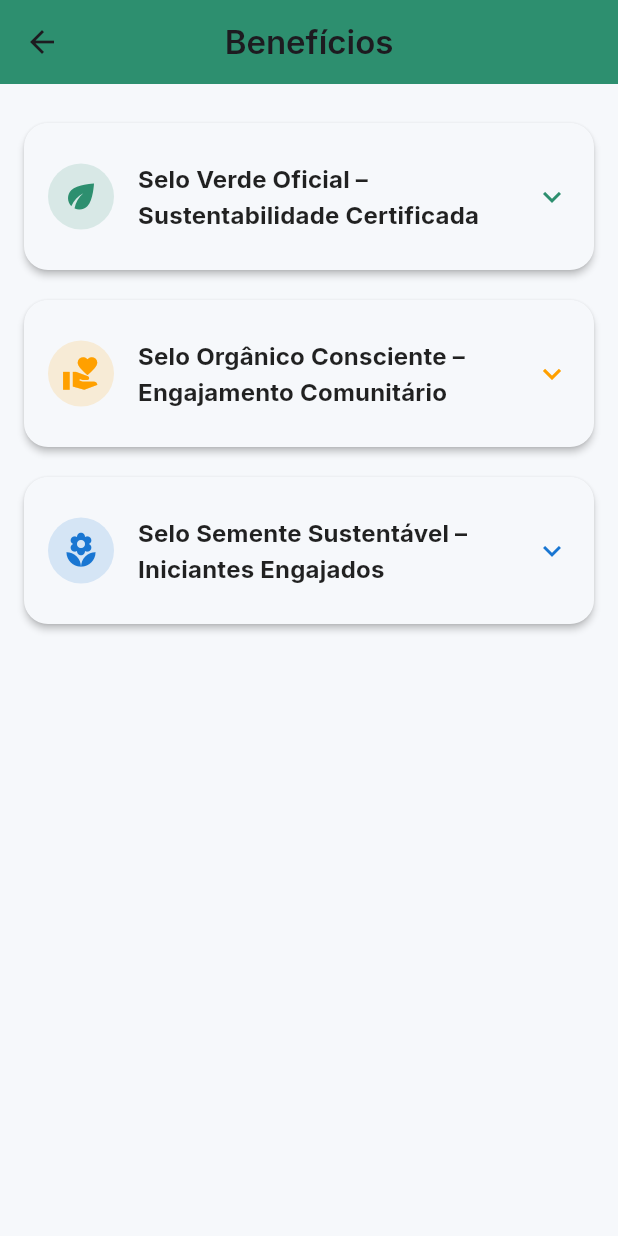
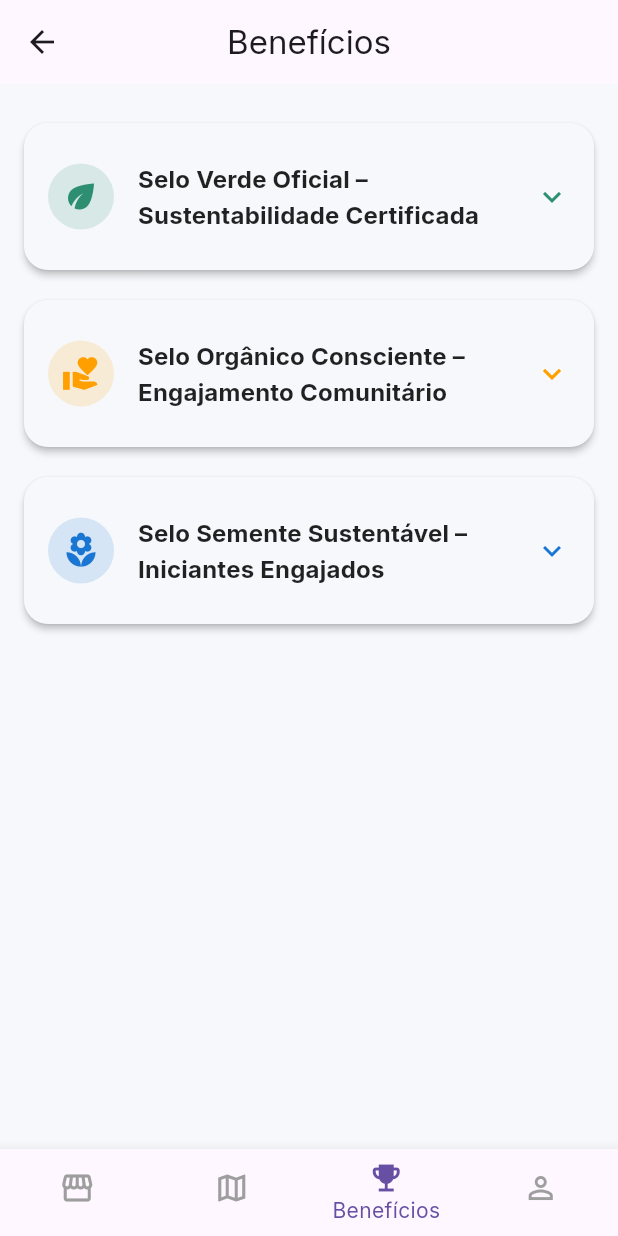
Before and after one commit to HugoValuar03/Hackathon_hackagua, a Flutter app: the BeneficiosScreen screen opened by its route, on a phone screen of 412 x 824 dp. Run offline on Flutter 3.47's test engine with Material 3 defaults, Android fonts, the phone set to English and light mode, and no system bars; our stand-ins replace flutter_svg, geolocator, google_fonts, shared_preferences, sqflite; accounts and stored records are empty.

Commit message:
Configura navigation_bottom_bar

```diff
--- a/lib/main.dart
+++ b/lib/main.dart
@@ -11,6 +11,7 @@ import 'screens/cadastro_screen.dart';
 import 'screens/login_screen.dart';
 import 'screens/onboarding_screen.dart';
 import 'screens/splash_screen.dart';
+import 'screens/perfil_screen.dart';
 
 
 void main() {
@@ -37,6 +38,7 @@ class BioCycleApp extends StatelessWidget {
         '/cadastro': (context) => const CadastroScreen(),
         '/beneficios': (context) => const BeneficiosScreen(),
         '/marketplace': (context) => const MarketplaceScreen(),
+        '/perfil': (context) => const PerfilScreen(),
       },
     );
   }
--- a/lib/screens/beneficios_screen.dart
+++ b/lib/screens/beneficios_screen.dart
@@ -1,5 +1,7 @@
 import 'package:flutter/material.dart';
 import 'package:google_fonts/google_fonts.dart';
+
+import '../widgets/scaffold_with_nav.dart';
 
 class BeneficiosScreen extends StatelessWidget {
   const BeneficiosScreen({super.key});
@@ -44,77 +46,81 @@ class BeneficiosScreen extends StatelessWidget {
             ),
             children: [
               Padding(
-                padding:
-                const EdgeInsets.symmetric(horizontal: 20, vertical: 10),
+                padding: const EdgeInsets.symmetric(
+                  horizontal: 20,
+                  vertical: 10,
+                ),
                 child: Column(
                   crossAxisAlignment: CrossAxisAlignment.start,
                   children: [
                     const SizedBox(height: 6),
-                    Text("Público-alvo:",
+                    Text(
+                      "Público-alvo:",
                       style: textTheme.titleSmall!.copyWith(
-                            fontWeight: FontWeight.bold, color: primaryColor)),
+                        fontWeight: FontWeight.bold,
+                        color: primaryColor,
+                      ),
+                    ),
                     const SizedBox(height: 4),
-                    Text(publico.join(", "),
-                        style: textTheme.bodyMedium!.copyWith(height: 1.4)),
+                    Text(
+                      publico.join(", "),
+                      style: textTheme.bodyMedium!.copyWith(height: 1.4),
+                    ),
                     const SizedBox(height: 12),
-                    Text("Requisitos:",
+                    Text(
+                      "Requisitos:",
                       style: textTheme.titleSmall!.copyWith(
-                            fontWeight: FontWeight.bold, color: primaryColor)),
+                        fontWeight: FontWeight.bold,
+                        color: primaryColor,
+                      ),
+                    ),
                     const SizedBox(height: 4),
-                    ...requisitos
-                        .map((r) => Padding(
-                      padding:
-                      const EdgeInsets.only(bottom: 4, right: 8),
+                    ...requisitos.map(
+                      (r) => Padding(
+                        padding: const EdgeInsets.only(bottom: 4, right: 8),
                         child: Row(
                           crossAxisAlignment: CrossAxisAlignment.start,
                           children: [
-                          Text("• ",
-                              style: TextStyle(color: primaryColor)),
+                            Text("• ", style: TextStyle(color: primaryColor)),
                             Expanded(child: Text(r)),
                           ],
                         ),
-                    ))
-                        .toList(),
+                      ),
+                    ),
                     const SizedBox(height: 12),
-                    Text("Benefícios:",
+                    Text(
+                      "Benefícios:",
                       style: textTheme.titleSmall!.copyWith(
-                            fontWeight: FontWeight.bold, color: primaryColor)),
+                        fontWeight: FontWeight.bold,
+                        color: primaryColor,
+                      ),
+                    ),
                     const SizedBox(height: 4),
-                    ...beneficios
-                        .map((b) => Padding(
-                      padding:
-                      const EdgeInsets.only(bottom: 4, right: 8),
+                    ...beneficios.map(
+                      (b) => Padding(
+                        padding: const EdgeInsets.only(bottom: 4, right: 8),
                         child: Row(
                           crossAxisAlignment: CrossAxisAlignment.start,
                           children: [
-                          Text("• ",
-                              style: TextStyle(color: primaryColor)),
+                            Text("• ", style: TextStyle(color: primaryColor)),
                             Expanded(child: Text(b)),
                           ],
                         ),
-                    ))
-                        .toList(),
+                      ),
+                    ),
                     const SizedBox(height: 16),
                   ],
                 ),
-              )
+              ),
             ],
           ),
         ),
       );
     }
 
-    return Scaffold(
-      backgroundColor: backgroundColor,
-      appBar: AppBar(
-        elevation: 0,
-        backgroundColor: primaryColor,
-        title: const Text(
-          'Benefícios',
-          style: TextStyle(fontWeight: FontWeight.w600, fontSize: 22),
-        ),
-        centerTitle: true,
-      ),
+    return ScaffoldWithNav(
+      title: 'Benefícios',
+      currentIndex: 2,
       body: SingleChildScrollView(
         padding: const EdgeInsets.all(16),
         child: Column(
@@ -127,7 +133,7 @@ class BeneficiosScreen extends StatelessWidget {
                 "Empresas",
                 "escolas",
                 "restaurantes",
-                "produtores de fertilizantes"
+                "produtores de fertilizantes",
               ],
               requisitos: [
                 "Doar ou processar mínimo de 500 kg de resíduos orgânicos por mês",
@@ -152,7 +158,7 @@ class BeneficiosScreen extends StatelessWidget {
                 "Escolas",
                 "pequenos negócios",
                 "produtores locais",
-                "pessoas físicas engajadas"
+                "pessoas físicas engajadas",
               ],
               requisitos: [
                 "Doar mínimo de 100 kg de resíduos orgânicos por mês",
@@ -175,7 +181,7 @@ class BeneficiosScreen extends StatelessWidget {
                 "Pessoas físicas",
                 "famílias",
                 "estudantes",
-                "pequenos doadores"
+                "pequenos doadores",
               ],
               requisitos: [
                 "Doar mínimo de 20 kg de resíduos orgânicos por mês",
--- /dev/null
+++ b/lib/widgets/app_bottom_nav.dart
@@ -0,0 +1,60 @@
+import 'package:flutter/material.dart';
+
+class AppBottomNav extends StatelessWidget {
+  const AppBottomNav({
+    super.key,
+    required this.currentIndex,
+    this.enabled = true,
+  });
+
+  final int currentIndex;
+  final bool enabled;
+
+  /// Rotas em ordem do índice da barra.
+  static const routes = <String>[
+    '/marketplace',
+    '/mapa',
+    '/beneficios',
+    '/perfil',
+  ];
+
+  @override
+  Widget build(BuildContext context) {
+    return BottomNavigationBar(
+      currentIndex: currentIndex,
+      type: BottomNavigationBarType.fixed,
+      selectedItemColor: Theme.of(context).colorScheme.primary,
+      unselectedItemColor: Colors.grey,
+      showUnselectedLabels: false,
+      onTap: enabled
+          ? (i) {
+        if (i == currentIndex) return;
+        // Troca de aba sem empilhar telas
+        Navigator.pushReplacementNamed(context, routes[i]);
+      }
+          : null,
+      items: const [
+        BottomNavigationBarItem(
+          icon: Icon(Icons.storefront_outlined),
+          activeIcon: Icon(Icons.storefront),
+          label: 'Market',
+        ),
+        BottomNavigationBarItem(
+          icon: Icon(Icons.map_outlined),
+          activeIcon: Icon(Icons.map),
+          label: 'Mapa',
+        ),
+        BottomNavigationBarItem(
+          icon: Icon(Icons.emoji_events_outlined),
+          activeIcon: Icon(Icons.emoji_events),
+          label: 'Benefícios',
+        ),
+        BottomNavigationBarItem(
+          icon: Icon(Icons.person_outline),
+          activeIcon: Icon(Icons.person),
+          label: 'Perfil',
+        ),
+      ],
+    );
+  }
+}
--- /dev/null
+++ b/lib/widgets/scaffold_with_nav.dart
@@ -0,0 +1,36 @@
+import 'package:flutter/material.dart';
+import 'app_bottom_nav.dart';
+
+/// Wrapper padrão para telas com AppBar + BottomNav.
+class ScaffoldWithNav extends StatelessWidget {
+  const ScaffoldWithNav({
+    super.key,
+    required this.title,
+    required this.currentIndex,
+    required this.body,
+    this.actions,
+    this.enabledNav = true,
+  });
+
+  final String title;
+  final int currentIndex;
+  final Widget body;
+  final List<Widget>? actions;
+  final bool enabledNav;
+
+  @override
+  Widget build(BuildContext context) {
+    return Scaffold(
+      appBar: AppBar(
+        title: Text(title),
+        centerTitle: true, // título centralizado
+        actions: actions,
+      ),
+      body: body,
+      bottomNavigationBar: AppBottomNav(
+        currentIndex: currentIndex,
+        enabled: enabledNav,
+      ),
+    );
+  }
+}
```
Also changed, not shown: lib/screens/marketplace_screen.dart (+26 -31 lines), lib/screens/perfil_screen.dart (+51 -0 lines). Lines whose indentation alone changed are shown as unchanged.
